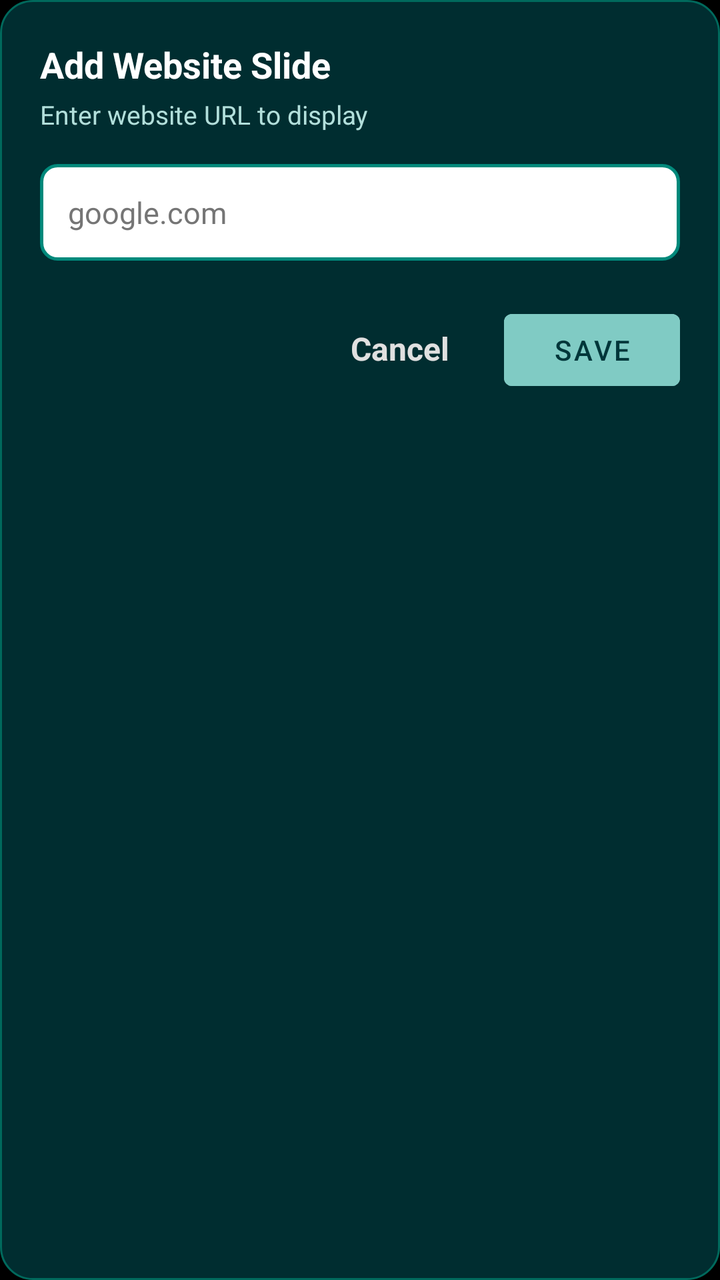
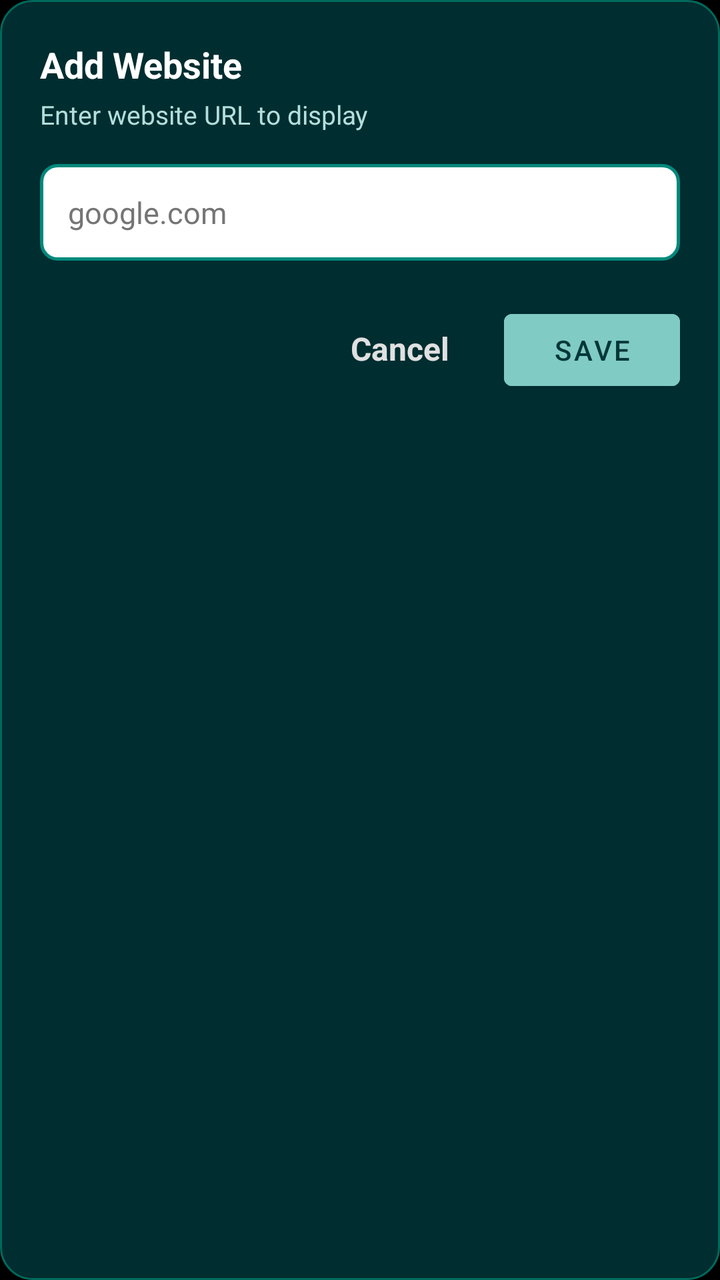

The first picture is an Android layout as it rendered before a commit; the second is the same layout after the commit. The layout source and the unified diff follow.
<!-- AndroidManifest.xml: application theme Theme.CustomScreen -->
<!-- res/layout/dialog_add_website.xml -->
<?xml version="1.0" encoding="utf-8"?>
<LinearLayout xmlns:android="http://schemas.android.com/apk/res/android"
    android:layout_width="match_parent"
    android:layout_height="wrap_content"
    android:background="@drawable/bg_dialog_rounded_cyan"
    android:orientation="vertical"
    android:padding="20dp">

    <TextView
        android:id="@+id/dialog_website_title"
        android:layout_width="match_parent"
        android:layout_height="wrap_content"
        android:text="Add Website Slide"
        android:textColor="#FFFFFF"
        android:textSize="18sp"
        android:textStyle="bold" />

    <TextView
        android:layout_width="match_parent"
        android:layout_height="wrap_content"
        android:layout_marginTop="4dp"
        android:text="Enter website URL to display"
        android:textColor="#B2DFDB"
        android:textSize="13sp" />

    <EditText
        android:id="@+id/edit_website_url"
        android:layout_width="match_parent"
        android:layout_height="wrap_content"
        android:layout_marginTop="16dp"
        android:background="@drawable/bg_input_white_border_cyan"
        android:hint="google.com"
        android:textColorHint="#757575"
        android:inputType="textUri"
        android:padding="14dp"
        android:textColor="#000000"
        android:textSize="15sp" />

    <LinearLayout
        android:layout_width="match_parent"
        android:layout_height="wrap_content"
        android:layout_marginTop="20dp"
        android:gravity="end"
        android:orientation="horizontal">

        <Button
            android:id="@+id/btn_cancel_website"
            style="@style/Widget.Material3.Button.TextButton"
            android:layout_width="wrap_content"
            android:layout_height="wrap_content"
            android:text="Cancel"
            android:textColor="#E0E0E0"
            android:textSize="16sp"
            android:textStyle="bold" />

        <Button
            android:id="@+id/btn_save_website"
            android:layout_width="wrap_content"
            android:layout_height="wrap_content"
            android:layout_marginStart="8dp"
            android:backgroundTint="#80CBC4"
            android:text="Save"
            android:textColor="#00363A" />
    </LinearLayout>
</LinearLayout>
<!-- resources referenced by this layout -->
<resources>
  <!-- drawable bg_dialog_rounded_cyan (drawable) -->
  <?xml version="1.0" encoding="utf-8"?>
  <shape xmlns:android="http://schemas.android.com/apk/res/android"
      android:shape="rectangle">
      <solid android:color="#002D30" />
      <stroke
          android:width="1dp"
          android:color="#00695C" />
      <corners android:radius="16dp" />
  </shape>
  <!-- drawable bg_input_white_border_cyan (drawable) -->
  <?xml version="1.0" encoding="utf-8"?>
  <shape xmlns:android="http://schemas.android.com/apk/res/android"
      android:shape="rectangle">
      <solid android:color="#FFFFFF" />
      <stroke
          android:width="1.5dp"
          android:color="#00897B" />
      <corners android:radius="8dp" />
  </shape>
  <style name="Theme.CustomScreen" parent="Theme.MaterialComponents.DayNight.NoActionBar">
          <item name="android:windowBackground">@android:color/black</item>
          <item name="android:statusBarColor">@android:color/transparent</item>
          <item name="android:navigationBarColor">@android:color/transparent</item>
          <item name="android:windowLightStatusBar">false</item>
          <item name="android:windowLightNavigationBar">false</item>
      </style>
</resources>

<!-- the commit's change to res/layout/dialog_add_website.xml (unified diff, before → after) -->
@@ -10,7 +10,7 @@
         android:id="@+id/dialog_website_title"
         android:layout_width="match_parent"
         android:layout_height="wrap_content"
-        android:text="Add Website Slide"
+        android:text="Add Website"
         android:textColor="#FFFFFF"
         android:textSize="18sp"
         android:textStyle="bold" />
